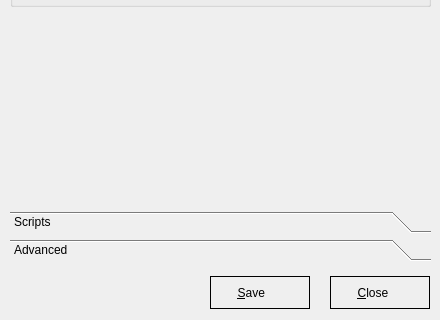
First picture: the form in manageconnection.ui, repository Securepoint/openvpn-client, before the edit; both pictures show x 0 to 440 and y 350 to 670 of the 440 by 670 pixel window.
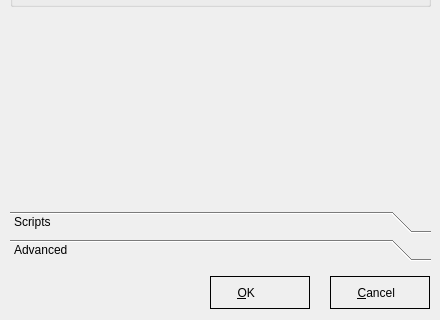
Second picture: the form after the edit. The open tabs and pages were chosen to show the change. Icons and pictures are not drawn.

What changed in the file:
```diff
--- a/manageconnection.ui
+++ b/manageconnection.ui
@@ -42,7 +42,7 @@
 	padding-bottom: 3px;}</string>
    </property>
    <property name="text">
-    <string>     &amp;Close</string>
+    <string>     &amp;Cancel</string>
    </property>
    <property name="icon">
     <iconset resource="systray.qrc">
@@ -2308,7 +2308,7 @@
 	padding-bottom: 3px;}</string>
    </property>
    <property name="text">
-    <string>     &amp;Save</string>
+    <string>     &amp;OK</string>
    </property>
    <property name="icon">
     <iconset resource="systray.qrc">
```
Left out of the diff: 12 changed lines with no effect on the pictures.
